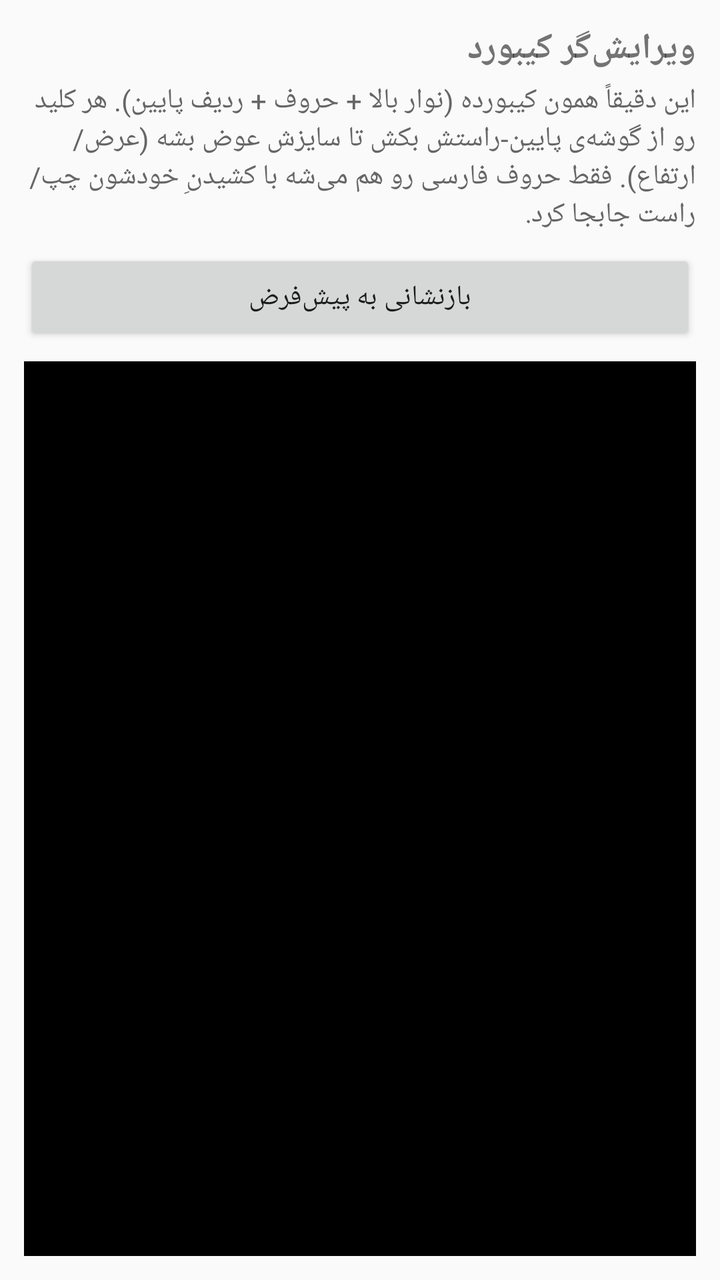
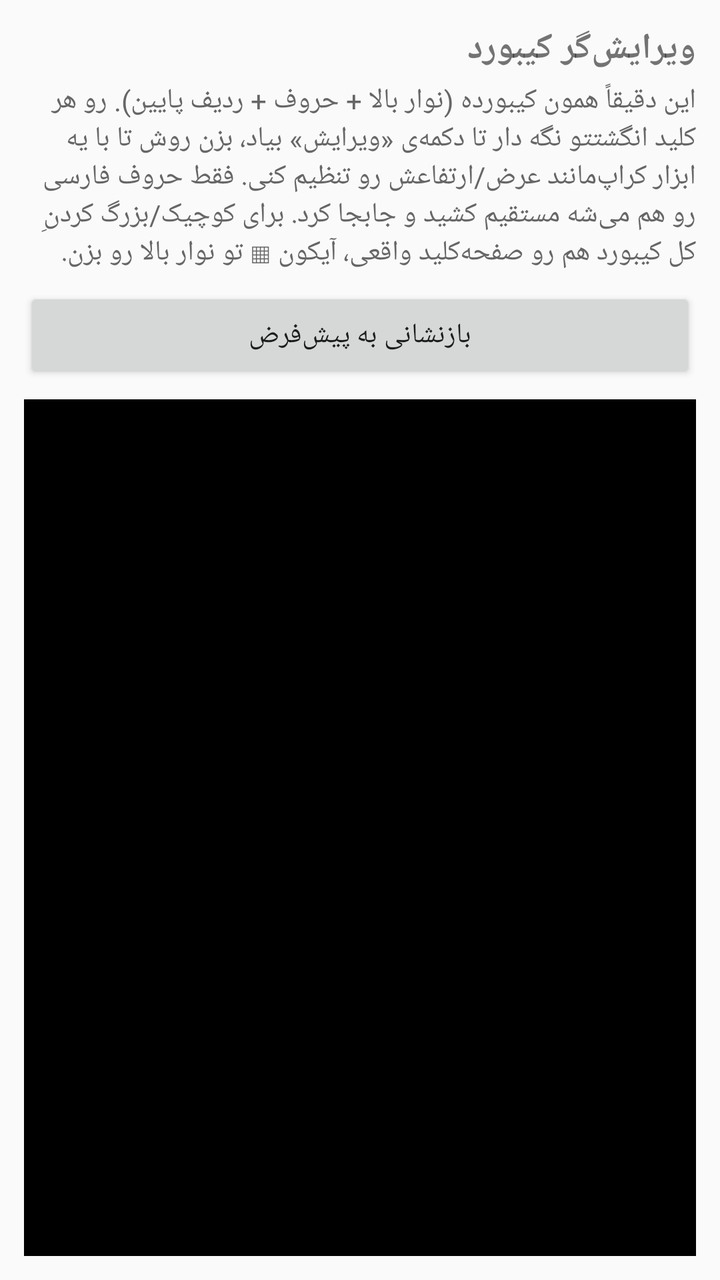

Compare the two renders of this Android layout. The source of the first and the diff that turns it into the second are given below.
<!-- AndroidManifest.xml: application theme Theme.AppCompat.Light -->
<!-- res/layout/activity_keyboard_editor.xml -->
<?xml version="1.0" encoding="utf-8"?>
<LinearLayout xmlns:android="http://schemas.android.com/apk/res/android"
    android:layout_width="match_parent"
    android:layout_height="match_parent"
    android:orientation="vertical"
    android:padding="12dp">

    <TextView
        android:layout_width="match_parent"
        android:layout_height="wrap_content"
        android:text="ویرایش‌گر کیبورد"
        android:textStyle="bold"
        android:textSize="18sp"
        android:paddingBottom="4dp" />

    <TextView
        android:layout_width="match_parent"
        android:layout_height="wrap_content"
        android:textColor="#666666"
        android:paddingBottom="8dp"
        android:text="این دقیقاً همون کیبورده (نوار بالا + حروف + ردیف پایین). هر کلید رو از گوشه‌ی پایین-راستش بکش تا سایزش عوض بشه (عرض/ارتفاع). فقط حروف فارسی رو هم می‌شه با کشیدنِ خودشون چپ/راست جابجا کرد." />

    <LinearLayout
        android:layout_width="match_parent"
        android:layout_height="wrap_content"
        android:orientation="horizontal"
        android:paddingBottom="8dp">

        <Button
            android:id="@+id/btnResetEditor"
            android:layout_width="0dp"
            android:layout_height="wrap_content"
            android:layout_weight="1"
            android:text="بازنشانی به پیش‌فرض" />
    </LinearLayout>

    <LinearLayout
        android:id="@+id/rowsContainer"
        android:layout_width="match_parent"
        android:layout_height="0dp"
        android:layout_weight="1"
        android:orientation="vertical"
        android:background="#000000" />

</LinearLayout>
<!-- resources referenced by this layout -->
<resources>

</resources>

<!-- the commit's change to res/layout/activity_keyboard_editor.xml (unified diff, before → after) -->
@@ -18,7 +18,7 @@
         android:layout_height="wrap_content"
         android:textColor="#666666"
         android:paddingBottom="8dp"
-        android:text="این دقیقاً همون کیبورده (نوار بالا + حروف + ردیف پایین). هر کلید رو از گوشه‌ی پایین-راستش بکش تا سایزش عوض بشه (عرض/ارتفاع). فقط حروف فارسی رو هم می‌شه با کشیدنِ خودشون چپ/راست جابجا کرد." />
+        android:text="این دقیقاً همون کیبورده (نوار بالا + حروف + ردیف پایین). رو هر کلید انگشتتو نگه دار تا دکمه‌ی «ویرایش» بیاد، بزن روش تا با یه ابزار کراپ‌مانند عرض/ارتفاعش رو تنظیم کنی. فقط حروف فارسی رو هم می‌شه مستقیم کشید و جابجا کرد. برای کوچیک/بزرگ کردنِ کل کیبورد هم رو صفحه‌کلید واقعی، آیکون ▦ تو نوار بالا رو بزن." />
 
     <LinearLayout
         android:layout_width="match_parent"
